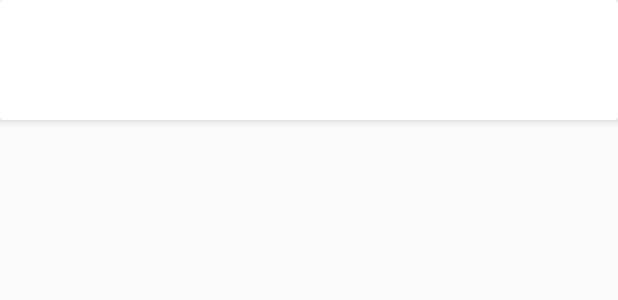
After one commit to leonardossantos/Motion-In-Android, an Android app: the layout item_reaction_list.xml on its own in the app's theme, with its tools: preview values and no code run, on a phone screen of 412 x 824 dp. The commit adds this screen. Shown: the top 300 px of the screen. Run offline under Robolectric (Android 15) with nearby library versions, the phone set to English and light mode, and no system bars.

Commit message:
Reactive list.
Next commits will be splitted properly.

```diff
--- /dev/null
+++ b/app/src/main/res/animator/animator_elevation_card.xml
@@ -0,0 +1,17 @@
+<?xml version="1.0" encoding="utf-8"?>
+<selector xmlns:android="http://schemas.android.com/apk/res/android">
+    <item
+        android:state_enabled="true"
+        android:state_pressed="true">
+        <objectAnimator
+            android:duration="@android:integer/config_shortAnimTime"
+            android:propertyName="translationZ"
+            android:valueTo="8dp" />
+    </item>
+    <item>
+        <objectAnimator
+            android:duration="@android:integer/config_shortAnimTime"
+            android:propertyName="translationZ"
+            android:valueTo="2dp" />
+    </item>
+</selector>
--- /dev/null
+++ b/app/src/main/res/layout/item_reaction_list.xml
@@ -0,0 +1,10 @@
+<?xml version="1.0" encoding="utf-8"?>
+<android.support.v7.widget.CardView xmlns:android="http://schemas.android.com/apk/res/android"
+    xmlns:app="http://schemas.android.com/apk/res-auto"
+    android:layout_width="match_parent"
+    android:layout_height="80dp"
+    android:clickable="true"
+    android:foreground="?selectableItemBackground"
+    android:stateListAnimator="@animator/animator_elevation_card"
+    app:cardBackgroundColor="@android:color/white"
+    app:cardElevation="2dp" />
```
Also changed, not shown: app/src/main/java/com/androidrio/motioninandroid/responsive/ReactionListFragment.java (deleted, +0 -33 lines), app/src/main/java/com/androidrio/motioninandroid/responsive/ResponsiveActivity.java (+8 -1 lines), app/src/main/java/com/androidrio/motioninandroid/responsive/react/ReactionListAdapter.java (added, +42 -0 lines), app/src/main/java/com/androidrio/motioninandroid/responsive/react/ReactionListFragment.java (added, +56 -0 lines), app/src/main/res/layout/activity_responsive.xml (+3 -8 lines), app/src/main/res/layout/fragment_reaction_list.xml (+8 -2 lines).
